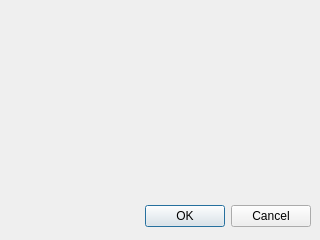
Before: the Qt Designer form ui/aboutdialog.ui in maxavadallat/maxdesigner, drawn with Qt 5.
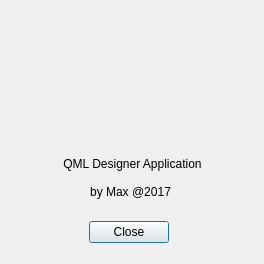
After: the same form once the commit is applied. Icons and pictures are not drawn.

What changed in the file:
```diff
--- a/ui/aboutdialog.ui
+++ b/ui/aboutdialog.ui
@@ -6,19 +6,31 @@
    <rect>
     <x>0</x>
     <y>0</y>
-    <width>320</width>
-    <height>240</height>
+    <width>264</width>
+    <height>264</height>
    </rect>
   </property>
+  <property name="minimumSize">
+   <size>
+    <width>264</width>
+    <height>264</height>
+   </size>
+  </property>
+  <property name="maximumSize">
+   <size>
+    <width>264</width>
+    <height>264</height>
+   </size>
+  </property>
   <property name="windowTitle">
    <string>About Max Designer</string>
   </property>
   <widget class="QDialogButtonBox" name="buttonBox">
    <property name="geometry">
     <rect>
-     <x>10</x>
-     <y>200</y>
-     <width>301</width>
+     <x>84</x>
+     <y>216</y>
+     <width>85</width>
      <height>32</height>
     </rect>
    </property>
@@ -26,7 +38,88 @@
     <enum>Qt::Horizontal</enum>
    </property>
    <property name="standardButtons">
-    <set>QDialogButtonBox::Cancel|QDialogButtonBox::Ok</set>
+    <set>QDialogButtonBox::Close</set>
+   </property>
+  </widget>
+  <widget class="QLabel" name="label">
+   <property name="geometry">
+    <rect>
+     <x>48</x>
+     <y>156</y>
+     <width>169</width>
+     <height>16</height>
+    </rect>
+   </property>
+   <property name="sizePolicy">
+    <sizepolicy hsizetype="Fixed" vsizetype="Fixed">
+     <horstretch>0</horstretch>
+     <verstretch>0</verstretch>
+    </sizepolicy>
+   </property>
+   <property name="text">
+    <string>QML Designer Application</string>
+   </property>
+   <property name="alignment">
+    <set>Qt::AlignCenter</set>
+   </property>
+  </widget>
+  <widget class="QLabel" name="label_2">
+   <property name="geometry">
+    <rect>
+     <x>76</x>
+     <y>184</y>
+     <width>109</width>
+     <height>16</height>
+    </rect>
+   </property>
+   <property name="sizePolicy">
+    <sizepolicy hsizetype="Fixed" vsizetype="Fixed">
+     <horstretch>0</horstretch>
+     <verstretch>0</verstretch>
+    </sizepolicy>
+   </property>
+   <property name="text">
+    <string>by Max @2017</string>
+   </property>
+   <property name="alignment">
+    <set>Qt::AlignCenter</set>
+   </property>
+  </widget>
+  <widget class="QLabel" name="label_3">
+   <property name="geometry">
+    <rect>
+     <x>72</x>
+     <y>16</y>
+     <width>128</width>
+     <height>128</height>
+    </rect>
+   </property>
+   <property name="sizePolicy">
+    <sizepolicy hsizetype="Fixed" vsizetype="Fixed">
+     <horstretch>0</horstretch>
+     <verstretch>0</verstretch>
+    </sizepolicy>
+   </property>
+   <property name="minimumSize">
+    <size>
+     <width>128</width>
+     <height>128</height>
+    </size>
+   </property>
+   <property name="maximumSize">
+    <size>
+     <width>128</width>
+     <height>128</height>
+    </size>
+   </property>
+   <property name="text">
+    <string/>
+   </property>
+   <property name="pixmap">
+    <pixmap resource="../maxdesignerimages.qrc">:/assets/icons/designer.04.png</pixmap>
+   </property>
+   <property name="scaledContents">
+    <bool>true</bool>
    </property>
   </widget>
  </widget>
```
Left out of the diff: 4 changed lines with no effect on the pictures.
